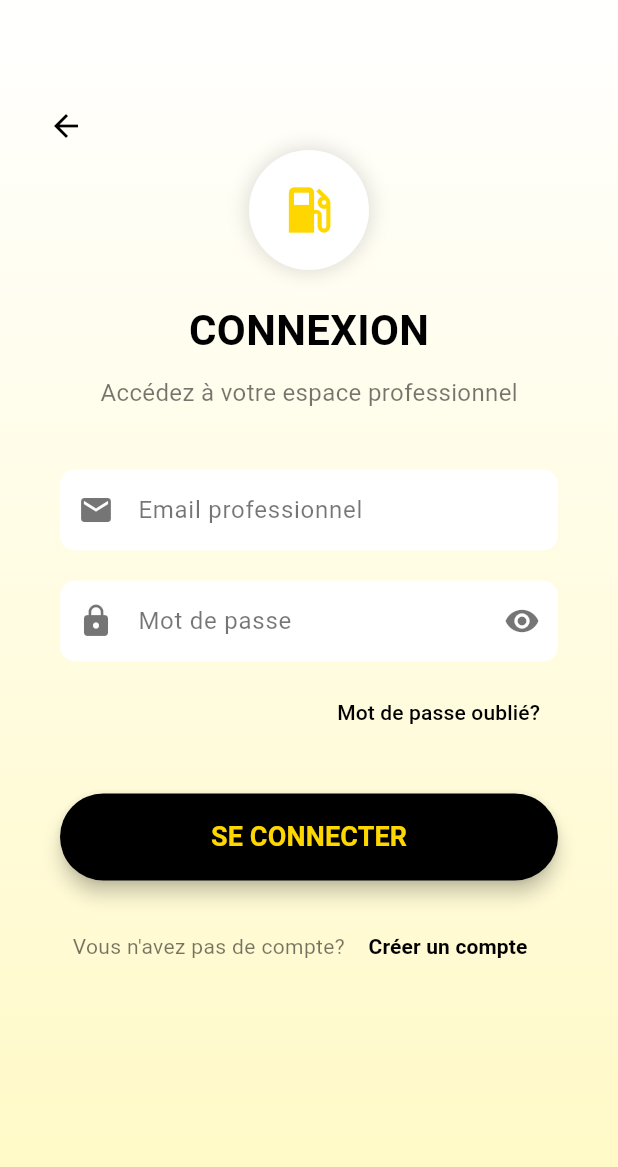
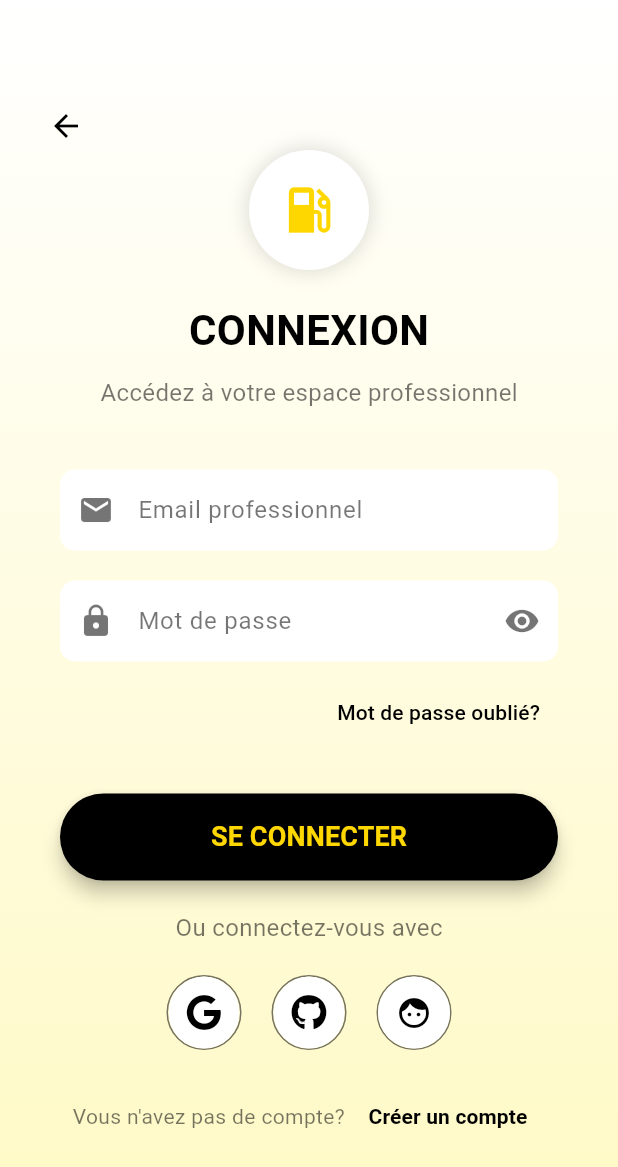
Before and after one commit to mazentouaiti/Agil_App, a Flutter app: the screen it shows after launch, after a tap on "CONNEXION", on a phone screen of 412 x 824 dp. Shown: the top 1167 px of the screen. Run offline on Flutter 3.47's test engine with Material 3 defaults, Android fonts, the phone set to English and light mode, and no system bars; our stand-ins replace font_awesome_flutter; Roboto replaces fonts that are missing (Poppins).

Commit message:
add social btn

```diff
--- a/lib/main.dart
+++ b/lib/main.dart
@@ -1,5 +1,6 @@
 import 'package:flutter/material.dart';
 import 'package:flutter/services.dart';
+import 'package:font_awesome_flutter/font_awesome_flutter.dart';
 import 'dart:math';
 
 void main() {
@@ -437,6 +438,53 @@ class _SignInScreenState extends State<SignInScreen> {
                               ),
                             ),
                             SizedBox(height: 20),
+                            Center(
+                              child: Text(
+                                'Ou connectez-vous avec',
+                                style: TextStyle(
+                                  color: Colors.black54,
+                                  fontSize: 16,
+                                ),
+                              ),
+                            ),
+                            SizedBox(height: 20),
+                            Row(
+                              mainAxisAlignment: MainAxisAlignment.center,
+                              children: [
+                                // Google Login
+                                _buildSocialButton(
+                                  icon: FaIcon(
+                                    FontAwesomeIcons.google,
+                                    color: Colors.black,
+                                  ),
+                                  onPressed: () {
+                                    // Implement Google sign-in
+                                  },
+                                ),
+                                SizedBox(width: 20),
+
+                                // GitHub Login
+                                _buildSocialButton(
+                                  icon: FaIcon(
+                                    FontAwesomeIcons.github,
+                                    color: Colors.black,
+                                  ),
+                                  onPressed: () {
+                                    // Implement GitHub sign-in
+                                  },
+                                ),
+                                SizedBox(width: 20),
+
+                                // Face ID Login
+                                _buildSocialButton(
+                                  icon: Icon(Icons.face, color: Colors.black),
+                                  onPressed: () {
+                                    // Implement Face ID authentication
+                                  },
+                                ),
+                              ],
+                            ),
+                            SizedBox(height: 20),
                             Row(
                               mainAxisAlignment: MainAxisAlignment.center,
                               children: [
@@ -481,6 +529,26 @@ class _SignInScreenState extends State<SignInScreen> {
               ),
             ),
           ],
+        ),
+      ),
+    );
+  }
+
+  Widget _buildSocialButton({
+    required Widget icon,
+    required VoidCallback onPressed,
+  }) {
+    return Container(
+      decoration: BoxDecoration(
+        shape: BoxShape.circle,
+        border: Border.all(color: Colors.black54, width: 1),
+      ),
+      child: IconButton(
+        icon: icon,
+        onPressed: onPressed,
+        style: IconButton.styleFrom(
+          backgroundColor: Colors.white,
+          padding: EdgeInsets.all(12),
         ),
       ),
     );
--- a/pubspec.yaml
+++ b/pubspec.yaml
@@ -1,6 +1,6 @@
 name: agil_app
 description: "A new Flutter project."
-publish_to: 'none'
+publish_to: "none"
 version: 0.1.0
 
 environment:
@@ -9,6 +9,7 @@ environment:
 dependencies:
   flutter:
     sdk: flutter
+  font_awesome_flutter: ^10.5.0
 
 dev_dependencies:
   flutter_test:
```
Also changed, not shown: pubspec.lock.
